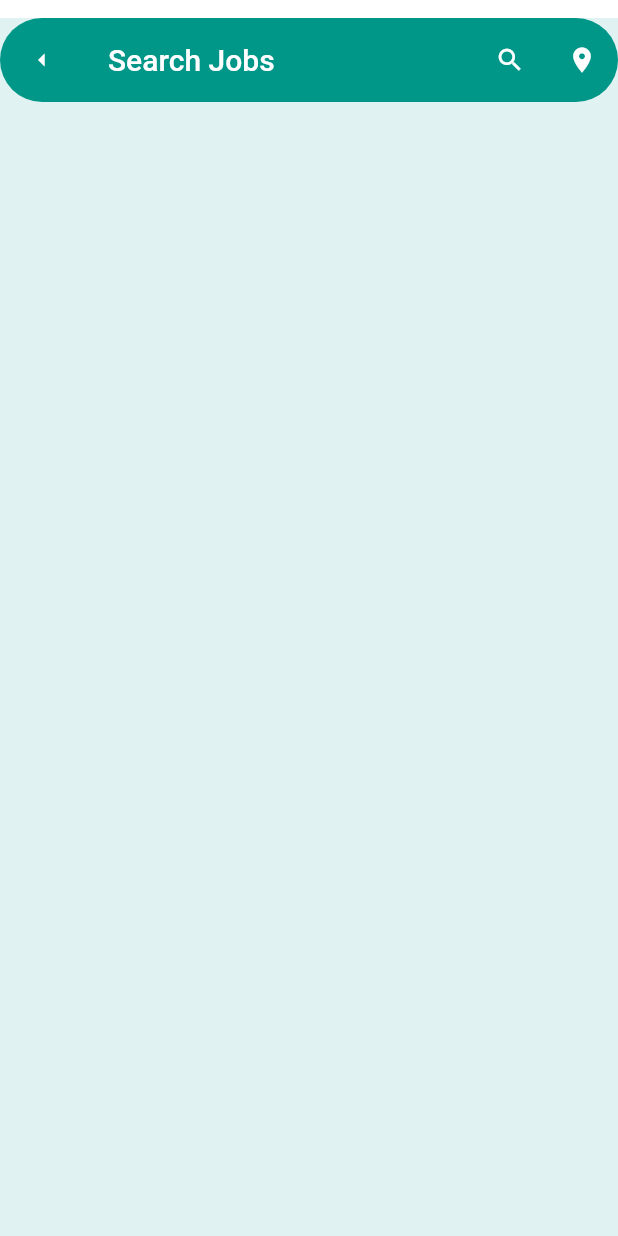
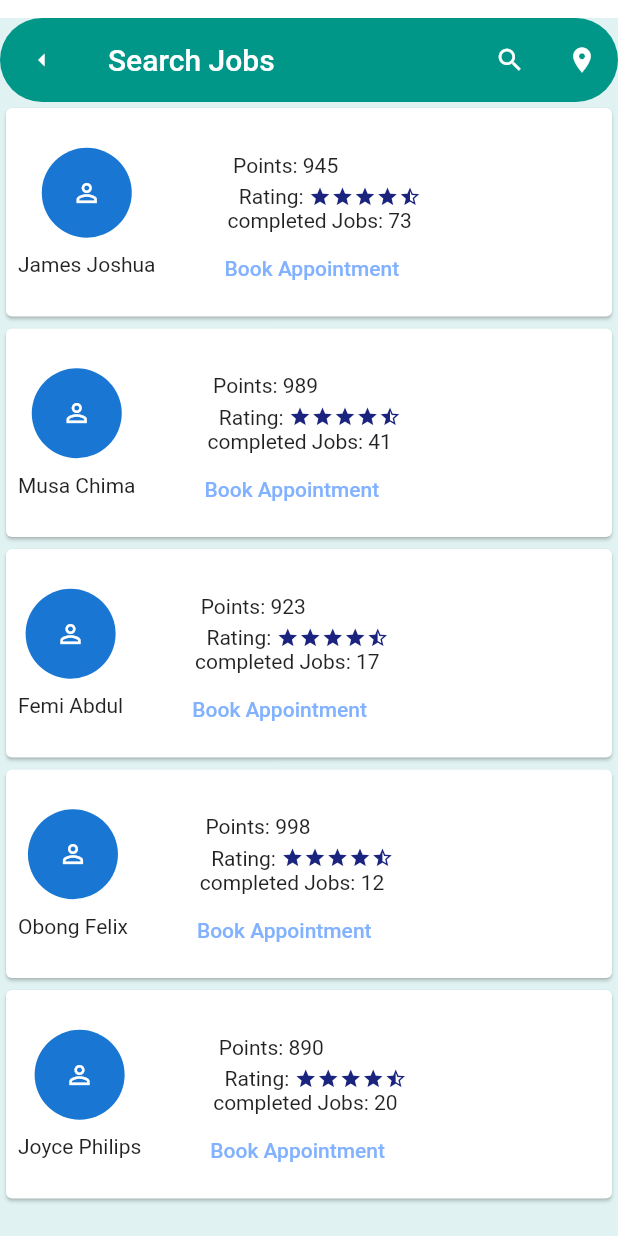
Before and after one commit to Extreme19/mobile_dev, a Flutter app: the JobsTab screen opened directly, on a phone screen of 412 x 824 dp. Run offline on Flutter 3.47's test engine with Material 2 defaults, Android fonts, the phone set to English and light mode, and no system bars; our stand-ins replace carousel_pro, firebase_auth; missing offline and left inert: flappy_search_bar, search_widget; accounts and stored records are empty.

Commit message:
theme update

```diff
--- a/lib/Tabs/jobsTab.dart
+++ b/lib/Tabs/jobsTab.dart
@@ -1,6 +1,7 @@
 import 'package:Orsul_v1/models/jobListSearch.dart';
 import 'package:flutter/material.dart';
 import 'package:flappy_search_bar/flappy_search_bar.dart';
+
 
 
 class JobsTab extends StatefulWidget {
@@ -41,6 +42,7 @@ class _JobsTabState extends State<JobsTab> {
             )
           ]
         ),
+        body: JobListSearch().plumbers(),
 
       ),
     );
--- a/lib/models/jobListSearch.dart
+++ b/lib/models/jobListSearch.dart
@@ -131,7 +131,7 @@ class JobListSearch extends SearchDelegate<JobList>{
                       ],
                     ),
                     //completed jobs
-                    Text('   completedJobs: $completedJobs'),
+                    Text('   completed Jobs: $completedJobs'),
                     SizedBox(height:0),
                     //book an appointment
                     FlatButton(child: Text("Book Appointment"),
```
Also changed, not shown: lib/Tabs/messageTab.dart (+13 -2 lines).
